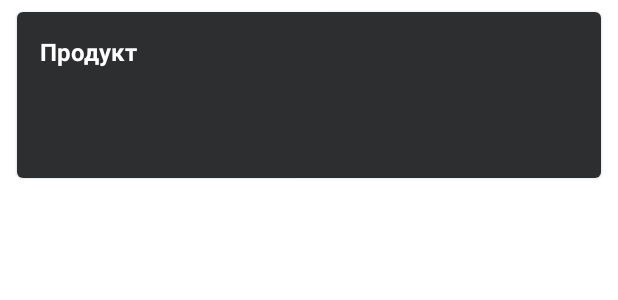
After one commit to overridelfg/FoodScanner-client, an Android app: the layout item_product_list.xml on its own in the app's theme, with its tools: preview values and no code run, on a phone screen of 412 x 824 dp. The commit adds this screen. Shown: the top 300 px of the screen. Run offline under Robolectric (Android 15) with nearby library versions, the phone set to English and light mode, and no system bars.

Commit message:
get products list

```diff
--- a/app/src/main/java/kirillrychkov/foodscanner_client/app/di/AppComponent.kt
+++ b/app/src/main/java/kirillrychkov/foodscanner_client/app/di/AppComponent.kt
@@ -9,6 +9,7 @@ import kirillrychkov.foodscanner_client.app.presentation.SplashActivity
 import kirillrychkov.foodscanner_client.app.presentation.auth.LoginFragment
 import kirillrychkov.foodscanner_client.app.presentation.auth.RegisterFragment
 import kirillrychkov.foodscanner_client.app.presentation.mainpage.barcodescan.BarcodeScannerFragment
+import kirillrychkov.foodscanner_client.app.presentation.mainpage.products.ProductsListFragment
 import kirillrychkov.foodscanner_client.app.presentation.mainpage.profile.AllergensListFragment
 import kirillrychkov.foodscanner_client.app.presentation.mainpage.profile.DietsListFragment
 import kirillrychkov.foodscanner_client.app.presentation.mainpage.profile.ProfileFragment
@@ -35,7 +36,7 @@ interface AppComponent{
 
     fun inject(chooseAllergensFragment: ChooseAllergensFragment)
 
-    fun inject(productsRepository: ProductsRepository)
+    fun inject(productsListFragment: ProductsListFragment)
 
     fun inject(barcodeScannerFragment: BarcodeScannerFragment)
 
@@ -44,6 +45,8 @@ interface AppComponent{
     fun inject(dietsListFragment: DietsListFragment)
 
     fun inject(allergensListFragment: AllergensListFragment)
+
+
 
     @Component.Builder
     interface Builder {
--- a/app/src/main/java/kirillrychkov/foodscanner_client/app/di/NetworkModule.kt
+++ b/app/src/main/java/kirillrychkov/foodscanner_client/app/di/NetworkModule.kt
@@ -42,6 +42,6 @@ internal class NetworkModule {
     }
 
     companion object{
-        const val BASE_URL = "http://192.168.1.118:8080/"
+        const val BASE_URL = "http://10.110.80.114:8080/"
     }
 }
--- a/app/src/main/java/kirillrychkov/foodscanner_client/app/di/ViewModelModule.kt
+++ b/app/src/main/java/kirillrychkov/foodscanner_client/app/di/ViewModelModule.kt
@@ -6,6 +6,7 @@ import dagger.Module
 import dagger.multibindings.IntoMap
 import kirillrychkov.foodscanner_client.app.presentation.auth.AuthViewModel
 import kirillrychkov.foodscanner_client.app.presentation.mainpage.barcodescan.BarcodeScannerViewModel
+import kirillrychkov.foodscanner_client.app.presentation.mainpage.products.ProductsListViewModel
 import kirillrychkov.foodscanner_client.app.presentation.mainpage.profile.ProfileViewModel
 import kirillrychkov.foodscanner_client.app.presentation.restrictions.ChooseRestrictionsViewModel
 
@@ -31,4 +32,9 @@ interface ViewModelModule {
     @IntoMap
     @ViewModelKey(BarcodeScannerViewModel::class)
     fun bindBarcodeScannerViewModel(barcodeScannerViewModel: BarcodeScannerViewModel) : ViewModel
+
+    @Binds
+    @IntoMap
+    @ViewModelKey(ProductsListViewModel::class)
+    fun bindProductsListViewModel(productsListViewModel: ProductsListViewModel) : ViewModel
 }
--- a/app/src/main/java/kirillrychkov/foodscanner_client/app/domain/repository/ProductsRepository.kt
+++ b/app/src/main/java/kirillrychkov/foodscanner_client/app/domain/repository/ProductsRepository.kt
@@ -5,4 +5,6 @@ import kirillrychkov.foodscanner_client.app.domain.entity.Product
 
 interface ProductsRepository {
     suspend fun getProductDetails(barcode: Long): OperationResult<Product, String?>
+
+    suspend fun getProducts() : OperationResult<List<Product>, String?>
 }
--- a/app/src/main/java/kirillrychkov/foodscanner_client/app/presentation/SplashActivity.kt
+++ b/app/src/main/java/kirillrychkov/foodscanner_client/app/presentation/SplashActivity.kt
@@ -30,9 +30,9 @@ class SplashActivity : AppCompatActivity() {
         super.onCreate(savedInstanceState)
 
         setContentView(R.layout.activity_splash)
-        val intent = MainActivity.newIntentMainActivity(this)
-        startActivity(intent)
-        finish()
+//        val intent = MainActivity.newIntentMainActivity(this)
+//        startActivity(intent)
+//        finish()
         if(savedInstanceState == null){
             if(authRepository.getUser() == null){
                 chooseRestrictionsRepository.removeSelectedRestrictions()
--- /dev/null
+++ b/app/src/main/res/drawable/ic_bookmark.xml
@@ -0,0 +1,5 @@
+<vector android:height="24dp" android:tint="#FCBF35"
+    android:viewportHeight="24" android:viewportWidth="24"
+    android:width="24dp" xmlns:android="http://schemas.android.com/apk/res/android">
+    <path android:fillColor="@android:color/white" android:pathData="M17,3H7c-1.1,0 -1.99,0.9 -1.99,2L5,21l7,-3 7,3V5c0,-1.1 -0.9,-2 -2,-2z"/>
+</vector>
--- /dev/null
+++ b/app/src/main/res/drawable/ic_bookmark_border.xml
@@ -0,0 +1,5 @@
+<vector android:height="24dp" android:tint="#FFFFFF"
+    android:viewportHeight="24" android:viewportWidth="24"
+    android:width="24dp" xmlns:android="http://schemas.android.com/apk/res/android">
+    <path android:fillColor="@android:color/white" android:pathData="M17,3L7,3c-1.1,0 -1.99,0.9 -1.99,2L5,21l7,-3 7,3L19,5c0,-1.1 -0.9,-2 -2,-2zM17,18l-5,-2.18L7,18L7,5h10v13z"/>
+</vector>
--- /dev/null
+++ b/app/src/main/res/layout/item_product_list.xml
@@ -0,0 +1,37 @@
+<?xml version="1.0" encoding="utf-8"?>
+<androidx.cardview.widget.CardView xmlns:android="http://schemas.android.com/apk/res/android"
+    xmlns:app="http://schemas.android.com/apk/res-auto"
+    xmlns:tools="http://schemas.android.com/tools"
+    android:layout_width="match_parent"
+    android:layout_height="wrap_content"
+    android:layout_marginStart="8dp"
+    android:layout_marginTop="3dp"
+    android:layout_marginEnd="8dp"
+    android:layout_marginBottom="4dp"
+    app:cardCornerRadius="4dp"
+    app:cardElevation="1dp"
+    app:cardUseCompatPadding="true">
+
+    <LinearLayout
+        android:layout_width="match_parent"
+        android:layout_height="wrap_content"
+        android:background="#2c2e30"
+        android:orientation="horizontal"
+        android:padding="5dp">
+
+        <TextView
+            android:id="@+id/tv_product_title"
+            android:layout_width="0dp"
+            android:layout_height="100dp"
+            android:layout_weight="1"
+            android:textColor="@color/white"
+            android:textSize="16sp"
+            android:textStyle="bold"
+            android:padding="10sp"
+            tools:text="Продукт" />
+
+
+
+    </LinearLayout>
+
+</androidx.cardview.widget.CardView>
--- a/app/src/main/res/values-night/themes.xml
+++ b/app/src/main/res/values-night/themes.xml
@@ -1,6 +1,6 @@
 <resources xmlns:tools="http://schemas.android.com/tools">
     <!-- Base application theme. -->
-    <style name="Theme.FoodScannerclient" parent="Theme.MaterialComponents.DayNight.DarkActionBar">
+    <style name="Theme.FoodScannerclient" parent="Theme.MaterialComponents.DayNight.NoActionBar">
         <!-- Primary brand color. -->
         <item name="colorPrimary">@color/purple_200</item>
         <item name="colorPrimaryVariant">@color/purple_700</item>
```
Also changed, not shown: app/src/main/java/kirillrychkov/foodscanner_client/app/data/network/ServerAPI.kt (+3 -9 lines), app/src/main/java/kirillrychkov/foodscanner_client/app/data/repository/ProductsRepositoryImpl.kt (+13 -0 lines), app/src/main/java/kirillrychkov/foodscanner_client/app/domain/usecase/products/GetProductsUseCase.kt (added, +14 -0 lines), app/src/main/java/kirillrychkov/foodscanner_client/app/presentation/mainpage/products/ProductViewHolder.kt (added, +10 -0 lines), app/src/main/java/kirillrychkov/foodscanner_client/app/presentation/mainpage/products/ProductsListAdapter.kt (added, +30 -0 lines), app/src/main/java/kirillrychkov/foodscanner_client/app/presentation/mainpage/products/ProductsListFragment.kt (+59 -4 lines), app/src/main/java/kirillrychkov/foodscanner_client/app/presentation/mainpage/products/ProductsListViewModel.kt (added, +32 -0 lines), app/src/main/res/layout/fragment_products_list.xml (+14 -0 lines).
